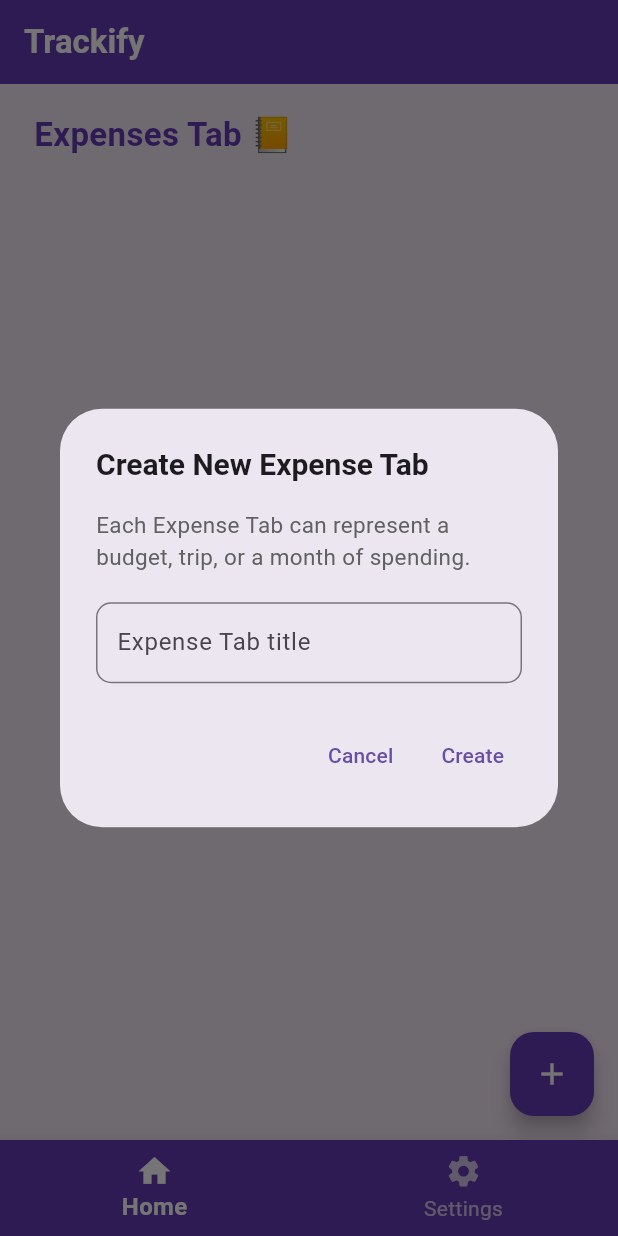
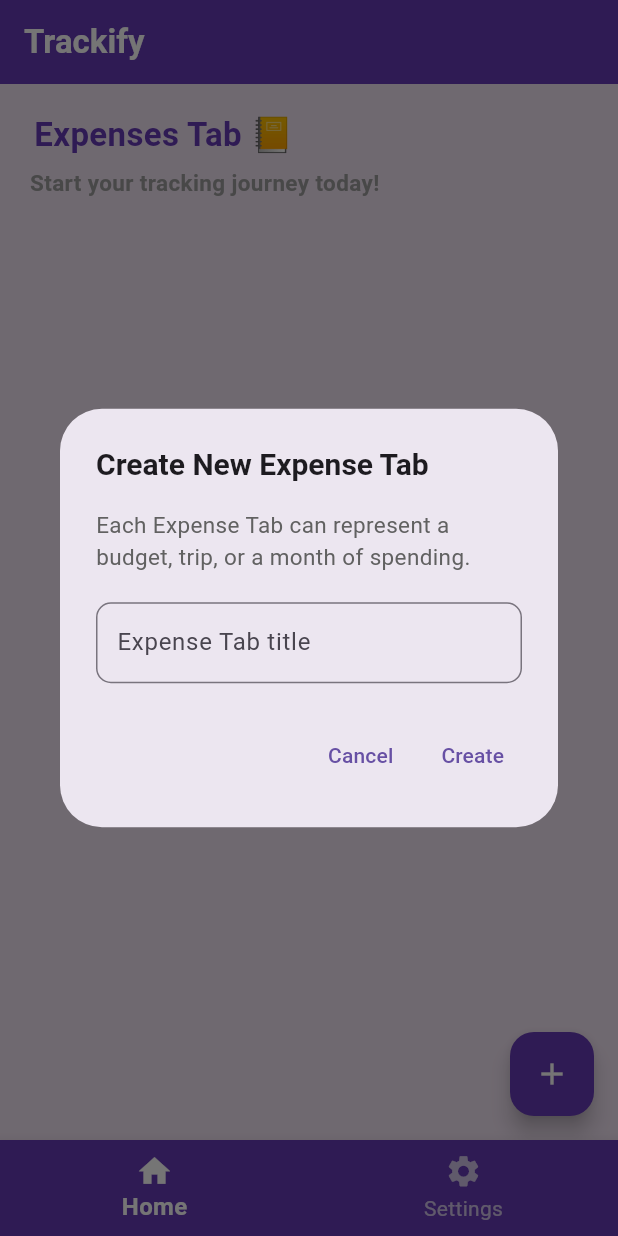
Before and after one commit to andersonnyeo/Trackify, a Flutter app: the screen it shows once a user with an empty profile is signed in, after a tap on the "add" icon, on a phone screen of 412 x 824 dp. Run offline on Flutter 3.47's test engine with Material 3 defaults, Android fonts, the phone set to English and light mode, and no system bars; our stand-ins replace cloud_firestore, firebase_auth, firebase_core, fl_chart, flutter_spinkit, fluttertoast; missing offline and left inert: ml_algo, ml_dataframe; accounts and stored records are empty.

Commit message:
change the wording

```diff
--- a/trackify/lib/screens/budget/budget_recommendation.dart
+++ b/trackify/lib/screens/budget/budget_recommendation.dart
@@ -110,7 +110,7 @@ class _BudgetRecommendationScreenState extends State<BudgetRecommendationScreen>
               Padding(
                 padding: EdgeInsets.symmetric(horizontal: 20.0, vertical: 12.0),
                 child: Text(
-                  "Personalized Budget Recommendations Based on Your Spending.",
+                  "We have tailored these budget recommendation just for you! Curious how it works? Tap the '?' at the top right to learn more.",
                   style: TextStyle(
                     fontSize: 16,
                     color: Colors.grey[700],
--- a/trackify/lib/screens/home_screen/expenses_tab_screen.dart
+++ b/trackify/lib/screens/home_screen/expenses_tab_screen.dart
@@ -23,9 +23,15 @@ class _ExpenseRecordScreenState extends State<ExpenseRecordScreen> {
   final Map<String, String> _categoryKeywords = {
     'food': 'Food',
     'restaurant': 'Food',
+    'lunch': 'Food',
+    'dinner': 'Food',
     'grocery': 'Groceries',
     'supermarket': 'Groceries',
+    'tesco': 'Groceries',
+    'lidl': 'Groceries',
+    'sainsbury': 'Groceries',
     'bus': 'Transport',
+    'bolt': 'Transport',
     'train': 'Transport',
     'fuel': 'Transport',
     'uber': 'Transport',
@@ -34,6 +40,7 @@ class _ExpenseRecordScreenState extends State<ExpenseRecordScreen> {
     'movie': 'Entertainment',
     'netflix': 'Entertainment',
     'game': 'Entertainment',
+    'bowling': 'Entertainment',
   };
 
 
@@ -166,6 +173,20 @@ class _ExpenseRecordScreenState extends State<ExpenseRecordScreen> {
 
             ),
           ),
+          Padding(
+            padding: const EdgeInsets.only(top: 5.0, left: 20.0, right: 20.0),
+            child: Text(
+              'Start your tracking journey today!',
+              style: TextStyle(
+                fontSize: 15,
+                fontWeight: FontWeight.bold,
+                color: Colors.grey,
+
+              ),
+              textAlign: TextAlign.center,
+
+            ),
+          ),
           const SizedBox(height: 10.0),
           // Main content (expenses list)
           Expanded(
@@ -187,7 +208,7 @@ class _ExpenseRecordScreenState extends State<ExpenseRecordScreen> {
                         return Center(
                           child: Column(
                             children: [
-                              const SizedBox(height: 150),
+                              const SizedBox(height: 140),
                               Icon(Icons.inbox, size: 80, color: Colors.grey[500]),
                               const SizedBox(height: 20),
                               const Text(
```
Also changed, not shown: trackify/lib/screens/home_screen/expenses_details_screen.dart (+7 -0 lines).
